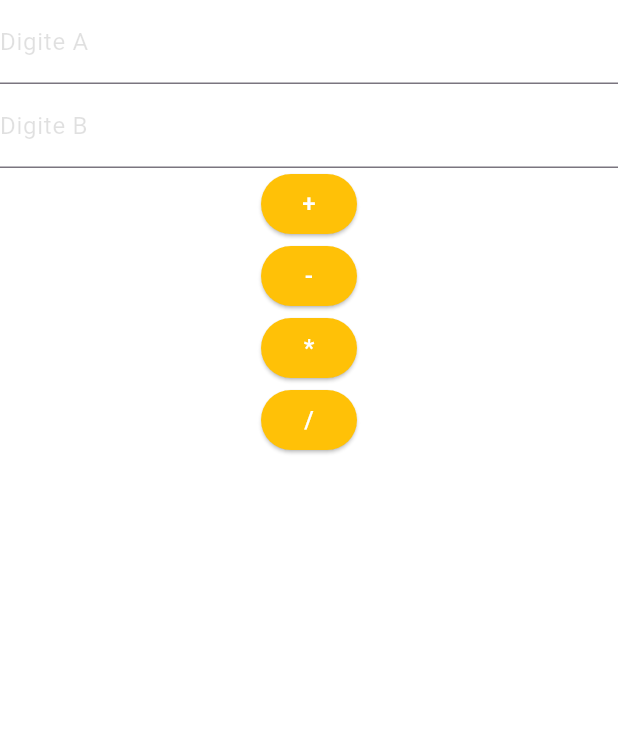
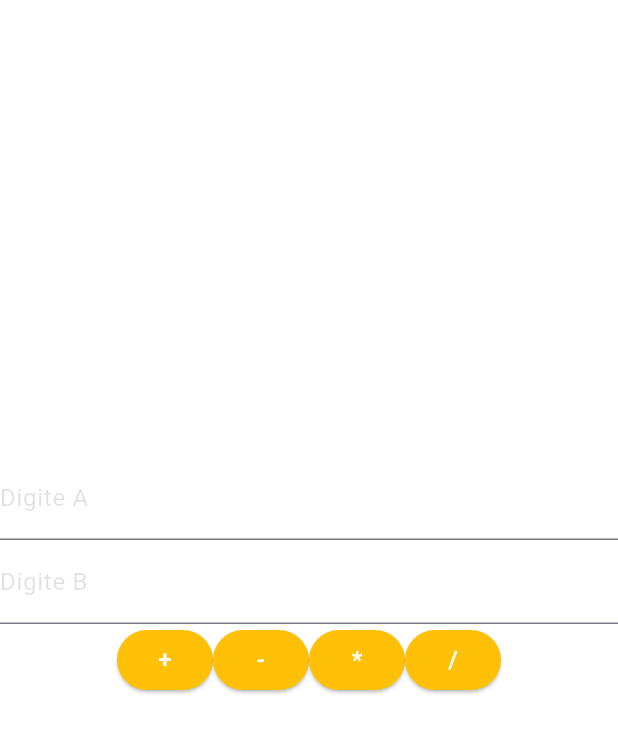
Before and after one commit to Fatec-Tecnologo-Sistemas-para-Internet/ddm1-flutter-2026-2, a Flutter app: the screen it shows after launch, on a phone screen of 412 x 824 dp, the part 84-838 px from its top. Run offline on Flutter 3.47's test engine with Material 3 defaults, Android fonts, the phone set to English and light mode, and no system bars.

Commit message:
style(aula 7_2): ajusta botões de cálculo em linha utilizando Row

```diff
--- a/aula07_02/lib/main.dart
+++ b/aula07_02/lib/main.dart
@@ -39,13 +39,21 @@ class MyApp extends StatelessWidget {
       width: double.infinity,
       color: Colors.white,
       child: Column(
+        mainAxisAlignment: MainAxisAlignment.center,
+        mainAxisSize: MainAxisSize.max,
         children: [
           _x_field(),
           _y_field(),
-          _plus_button(),
-          _sub_button(),
-          _times_button(),
-          _div_button()
+          Row(
+            mainAxisAlignment: MainAxisAlignment.center,
+            mainAxisSize: MainAxisSize.max,
+            children: [
+              _plus_button(),
+              _sub_button(),
+              _times_button(),
+              _div_button()
+            ],
+          )
         ],
       ),
     );
```
